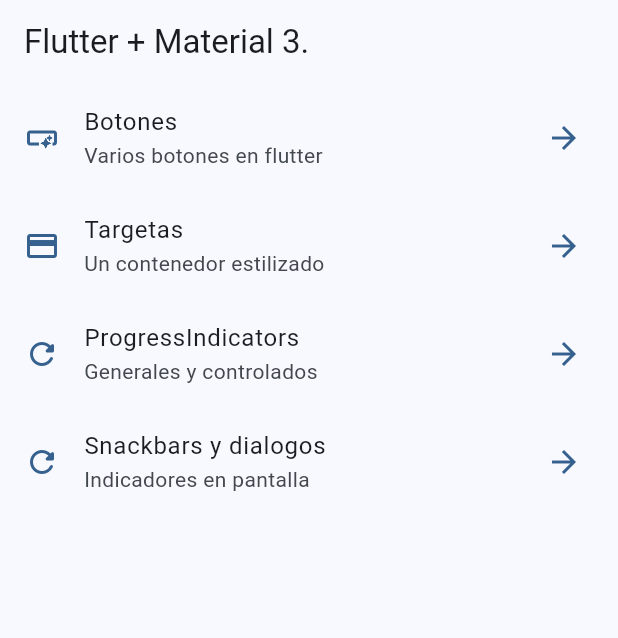
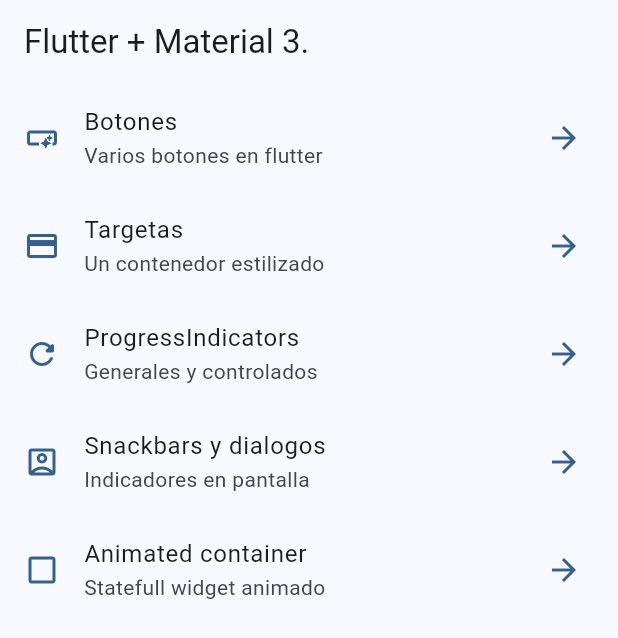
Before and after one commit to hhugo-isc/flutter-bases, a Flutter app: the screen it shows after launch, on a phone screen of 412 x 824 dp. Shown: the top 638 px of the screen. Run offline on Flutter 3.47's test engine with Material 2 defaults, Android fonts, the phone set to English and light mode, and no system bars; our stand-ins replace go_router.

Commit message:
Animated container terminado

```diff
--- a/lib/config/menu/menu_items.dart
+++ b/lib/config/menu/menu_items.dart
@@ -37,6 +37,12 @@ const List<MenuItem> appMenuItems = <MenuItem>[
     title: 'Snackbars y dialogos',
     subtitle: 'Indicadores en pantalla',
     link: '/snackbars',
-    icon: Icons.refresh_rounded,
+    icon: Icons.account_box_outlined,
+  ),
+  MenuItem(
+    title: 'Animated container',
+    subtitle: 'Statefull widget animado',
+    link: '/animated',
+    icon: Icons.check_box_outline_blank,
   ),
 ];
--- a/lib/config/router/app_router.dart
+++ b/lib/config/router/app_router.dart
@@ -28,6 +28,11 @@ final appRouter = GoRouter(
       path: '/snackbars',
       name: SnackbarScreen.name,
       builder: (context, state) => const SnackbarScreen(),
+    ),
+    GoRoute(
+      path: '/animated',
+      name: AnimatedScreen.name,
+      builder: (context, state) => const AnimatedScreen(),
     )
   ],
 );
```
Also changed, not shown: lib/presentation/screens/animated/animated_screen.dart (+51 -2 lines).
